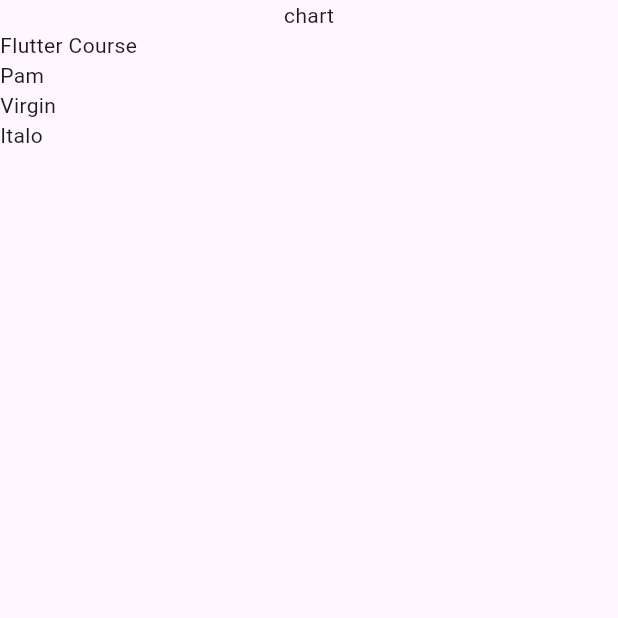
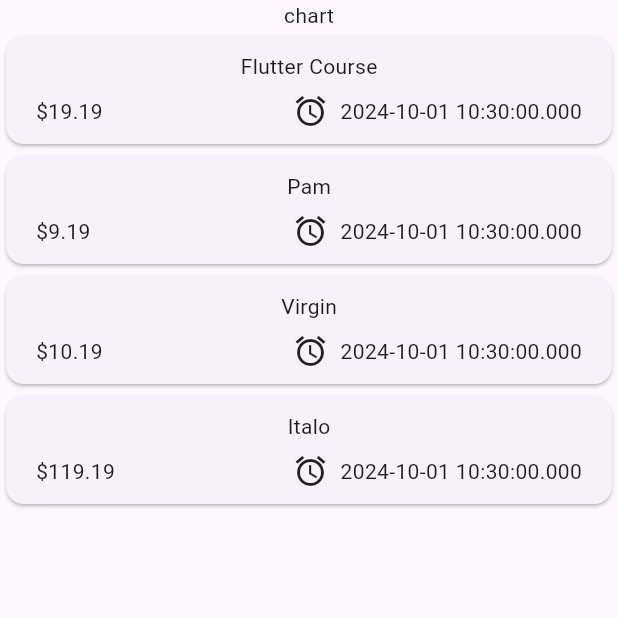
Before and after one commit to Adriatik-Berdufi/expenses, a Flutter app: the screen it shows after launch, on a phone screen of 412 x 824 dp, the top half of it. Run offline on Flutter 3.47's test engine with Material 3 defaults, Android fonts, the phone set to English and light mode, and no system bars.

Commit message:
improved scaffolding , add card widget for item expense

```diff
--- a/lib/main.dart
+++ b/lib/main.dart
@@ -1,5 +1,5 @@
 import 'package:flutter/material.dart';
-import 'package:expenses/expenses.dart';
+import 'package:expenses/widgets/expenses.dart';
 
 void main() {
   runApp(
--- a/lib/expenses.dart
+++ b/lib/widgets/expenses.dart
@@ -1,4 +1,4 @@
-import 'package:expenses/expenses_list.dart';
+import 'package:expenses/widgets/expenses_list/expenses_list.dart';
 import 'package:expenses/models/expense.dart';
 import 'package:flutter/material.dart';
 
--- /dev/null
+++ b/lib/widgets/expenses_list/expense_item.dart
@@ -0,0 +1,38 @@
+import 'package:expenses/models/expense.dart';
+import 'package:flutter/material.dart';
+
+class ExpenseItem extends StatelessWidget {
+  const ExpenseItem({required this.expense, super.key});
+  final Expense expense;
+
+  @override
+  Widget build(BuildContext context) {
+    return Card(
+      child: Padding(
+        padding: const EdgeInsets.symmetric(
+          horizontal: 20,
+          vertical: 10,
+        ),
+        child: Column(
+          children: [
+            Text(expense.title),
+            const SizedBox(height: 8),
+            Row(
+              children: [
+                Text('\$${expense.amount.toStringAsFixed(2)}'),
+                const Spacer(),
+                Row(
+                  children: [
+                    const Icon(Icons.alarm),
+                    const SizedBox(width: 8),
+                    Text(expense.date.toString()),
+                  ],
+                )
+              ],
+            ),
+          ],
+        ),
+      ),
+    );
+  }
+}
--- a/lib/expenses_list.dart
+++ b/lib/widgets/expenses_list/expenses_list.dart
@@ -1,4 +1,5 @@
 import 'package:expenses/models/expense.dart';
+import 'package:expenses/widgets/expenses_list/expense_item.dart';
 import 'package:flutter/material.dart';
 
 class ExpensesList extends StatelessWidget {
@@ -9,7 +10,9 @@ class ExpensesList extends StatelessWidget {
   Widget build(BuildContext context) {
     return ListView.builder(
       itemCount: expenses.length,
-      itemBuilder: (ctx, index) => Text(expenses[index].title),
+      itemBuilder: (ctx, index) => ExpenseItem(
+        expense: expenses[index],
+      ),
     );
   }
 }
```
